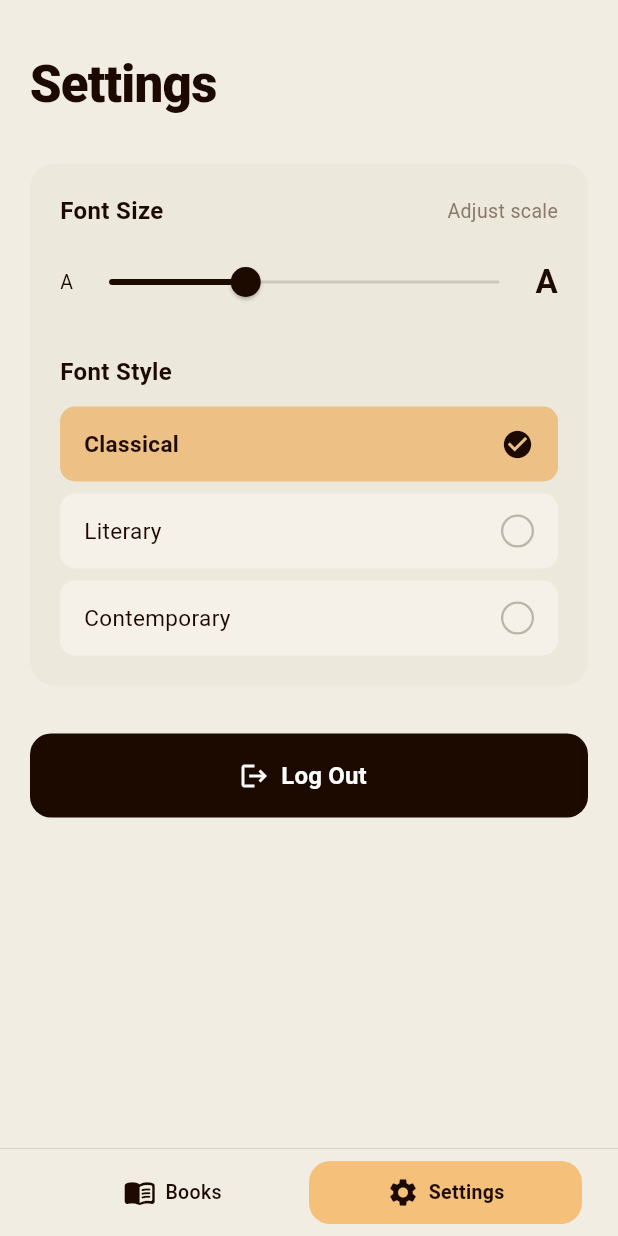
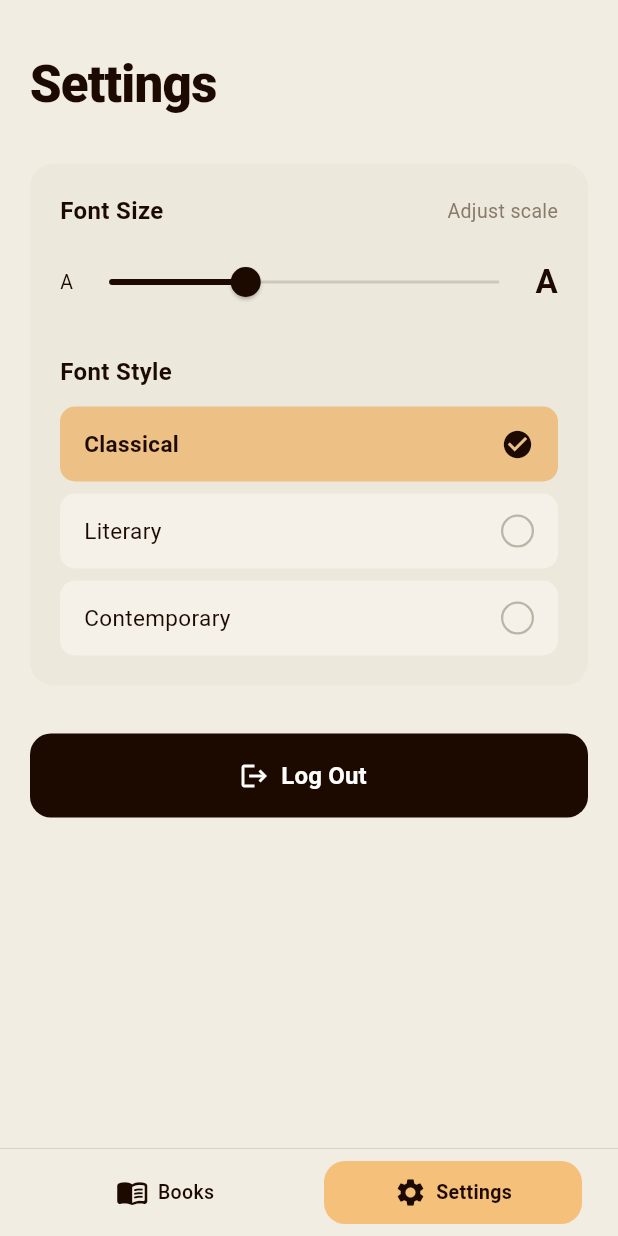
Before and after one commit to Mucchoo/epub-flutter, a Flutter app: the screen it shows after launch, after a tap on "Settings", on a phone screen of 412 x 824 dp. Run offline on Flutter 3.47's test engine with Material 3 defaults, Android fonts, the phone set to English and light mode, and no system bars; our stand-ins replace scrollable_positioned_list.

Commit message:
Organize screens

```diff
--- a/epub_flutter/lib/main.dart
+++ b/epub_flutter/lib/main.dart
@@ -1,6 +1,6 @@
 import 'package:flutter/material.dart';
 
-import 'widgets/home_screen.dart';
+import 'screens/home/home_screen.dart';
 
 void main() {
   runApp(const EpubReaderApp());
--- a/epub_flutter/lib/epub/rendering/content_renderer.dart
+++ b/epub_flutter/lib/screens/epub_reader/content_renderer.dart
@@ -5,7 +5,7 @@ import 'package:flutter/gestures.dart';
 import 'package:flutter/material.dart';
 import 'package:url_launcher/url_launcher.dart';
 
-import '../models/epub_content_node.dart';
+import '../../epub/models/epub_content_node.dart';
 
 class ContentRenderer {
   final Map<String, ArchiveFile> fileMap;
--- a/epub_flutter/lib/widgets/epub_chapter_view.dart
+++ b/epub_flutter/lib/screens/epub_reader/epub_chapter_view.dart
@@ -1,8 +1,8 @@
 import 'package:flutter/material.dart';
 
-import '../epub/models/epub_book.dart';
-import '../epub/models/epub_content_node.dart';
-import '../epub/rendering/content_renderer.dart';
+import '../../epub/models/epub_book.dart';
+import '../../epub/models/epub_content_node.dart';
+import 'content_renderer.dart';
 
 class EpubChapterView extends StatefulWidget {
   final EpubBook book;
--- a/epub_flutter/lib/widgets/epub_reader_screen.dart
+++ b/epub_flutter/lib/screens/epub_reader/epub_reader_screen.dart
@@ -2,9 +2,9 @@ import 'package:flutter/foundation.dart';
 import 'package:flutter/material.dart';
 import 'package:scrollable_positioned_list/scrollable_positioned_list.dart';
 
-import '../epub/models/epub_book.dart';
-import '../epub/models/epub_spine_item.dart';
-import '../epub/parser/epub_parser.dart';
+import '../../epub/models/epub_book.dart';
+import '../../epub/models/epub_spine_item.dart';
+import '../../epub/parser/epub_parser.dart';
 import 'epub_chapter_view.dart';
 import 'epub_toc_drawer.dart';
 
--- a/epub_flutter/lib/widgets/epub_toc_drawer.dart
+++ b/epub_flutter/lib/screens/epub_reader/epub_toc_drawer.dart
@@ -1,6 +1,6 @@
 import 'package:flutter/material.dart';
 
-import '../epub/models/epub_toc_item.dart';
+import '../../epub/models/epub_toc_item.dart';
 
 class EpubTocDrawer extends StatelessWidget {
   final List<EpubTocItem> tocItems;
--- a/epub_flutter/lib/widgets/home_screen.dart
+++ b/epub_flutter/lib/screens/home/home_screen.dart
@@ -1,7 +1,7 @@
 import 'package:flutter/material.dart';
 
-import '../screens/books_screen.dart';
-import '../screens/settings_screen.dart';
+import '../books/books_screen.dart';
+import '../settings/settings_screen.dart';
 
 const _bg = Color(0xFFF2EDE3);
 const _textDark = Color(0xFF1C0A00);
@@ -57,6 +57,7 @@ class _BottomNav extends StatelessWidget {
         child: Padding(
           padding: const EdgeInsets.symmetric(horizontal: 24, vertical: 8),
           child: Row(
+            spacing: 20,
             children: [
               Expanded(
                 child: _NavItem(
```
Also changed, not shown: epub_flutter/lib/screens/books/books_screen.dart (renamed from epub_flutter/lib/screens/books_screen.dart), epub_flutter/lib/screens/settings/settings_screen.dart (renamed from epub_flutter/lib/screens/settings_screen.dart).
